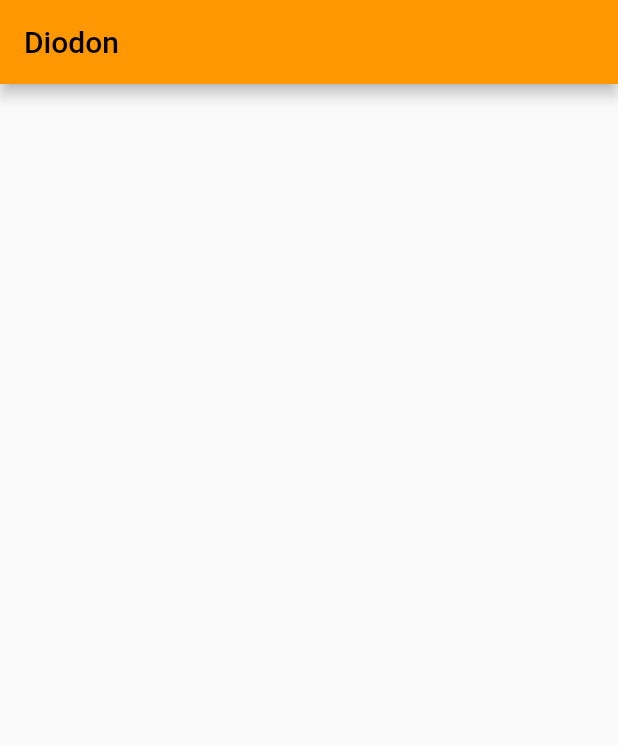
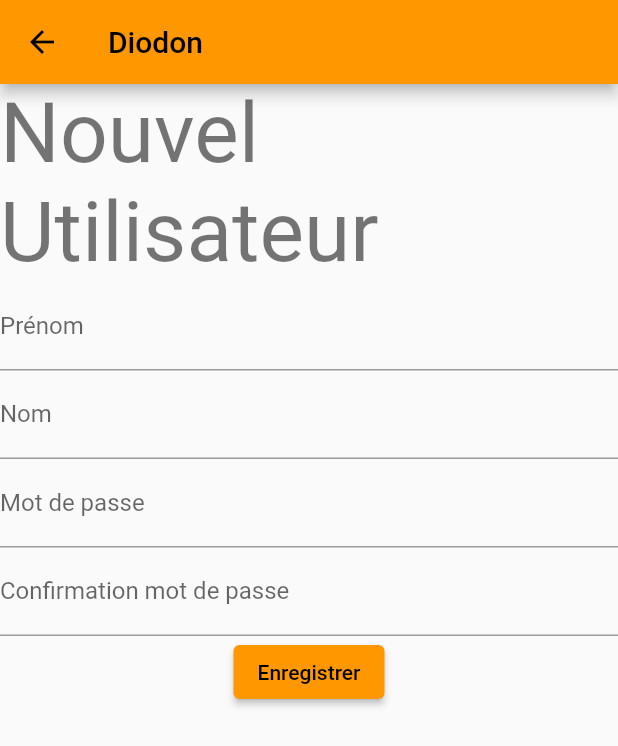
Before and after one commit to KodiakFR/diodon, a Flutter app: the screen it shows after launch, after a tap on "Ajouter un utilisateur", on a phone screen of 412 x 824 dp. Shown: the top 746 px of the screen. Run offline on Flutter 3.47's test engine with Material 2 defaults, Android fonts, the light colour scheme and no system bars.

Commit message:
Création de la page register avec les premiers champs

```diff
--- a/lib/main.dart
+++ b/lib/main.dart
@@ -1,5 +1,5 @@
-import 'package:diodon/views/connexionView.dart';
-import 'package:diodon/views/registerView.dart';
+import 'package:diodon/views/connexion_view.dart';
+import 'package:diodon/views/register_view.dart';
 import 'package:flutter/material.dart';
 
 void main() {
--- a/lib/views/connexionView.dart
+++ b/lib/views/connexion_view.dart
@@ -33,7 +33,7 @@ class ConnexionView extends StatelessWidget {
             ),
             ElevatedButton(
                 onPressed: () {
-                  Navigator.pushReplacementNamed(context, "/register");
+                  Navigator.pushNamed(context, "/register");
                 },
                 child: const Text("Ajouter un utilisateur"))
           ],
--- a/lib/views/registerView.dart
+++ /dev/null
@@ -1,16 +0,0 @@
-import 'package:flutter/material.dart';
-
-class RegisterView extends StatelessWidget {
-  const RegisterView({super.key});
-
-  @override
-  Widget build(BuildContext context) {
-    return Scaffold(
-      appBar: AppBar(
-        title: const Text("Diodon"),
-      ),
-
-
-    );
-  }
-}
--- /dev/null
+++ b/lib/views/register_view.dart
@@ -0,0 +1,71 @@
+import 'package:flutter/material.dart';
+
+final _formKey = GlobalKey<FormState>();
+
+class RegisterView extends StatelessWidget {
+  const RegisterView({super.key});
+
+  @override
+  Widget build(BuildContext context) {
+    return Scaffold(
+      appBar: AppBar(
+        title: const Text("Diodon"),
+      ),
+      body: Form(
+        key: _formKey,
+        child: SingleChildScrollView(
+          child: SafeArea(
+            child: Center(
+              child: Column(
+                mainAxisAlignment: MainAxisAlignment.spaceAround,
+                children: [
+                  Text(
+                    'Nouvel Utilisateur',
+                    style: Theme.of(context).textTheme.headline2,
+                  ),
+                  TextFormField(
+                    validator: (value) {
+                      if (value == null || value.isEmpty) {
+                        return 'Le champs est obligatoire';
+                      }
+                    },
+                    decoration: const InputDecoration(
+                        hintText: 'Entrez votre Prénom', labelText: 'Prénom'),
+                  ),
+                  TextFormField(
+                    validator: (value) {
+                      if (value == null || value.isEmpty) {
+                        return 'Le champs est obligatoire';
+                      }
+                    },
+                    decoration: const InputDecoration(
+                        hintText: 'Entrez votre nom', labelText: 'Nom'),
+                  ),
+                  TextFormField(
+                    validator: (value) {},
+                    decoration: const InputDecoration(
+                        hintText: 'Entrez votre mot de passe',
+                        labelText: 'Mot de passe'),
+                  ),
+                  TextFormField(
+                    validator: (value) {},
+                    decoration: const InputDecoration(
+                        hintText: 'Confirmez votre mot de passe',
+                        labelText: 'Confirmation mot de passe'),
+                  ),
+                  ElevatedButton(
+                      onPressed: (() async {
+                        if (_formKey.currentState!.validate()) {
+                          print('je peux enregistrer');
+                        }
+                      }),
+                      child: const Text('Enregistrer'))
+                ],
+              ),
+            ),
+          ),
+        ),
+      ),
+    );
+  }
+}
```
